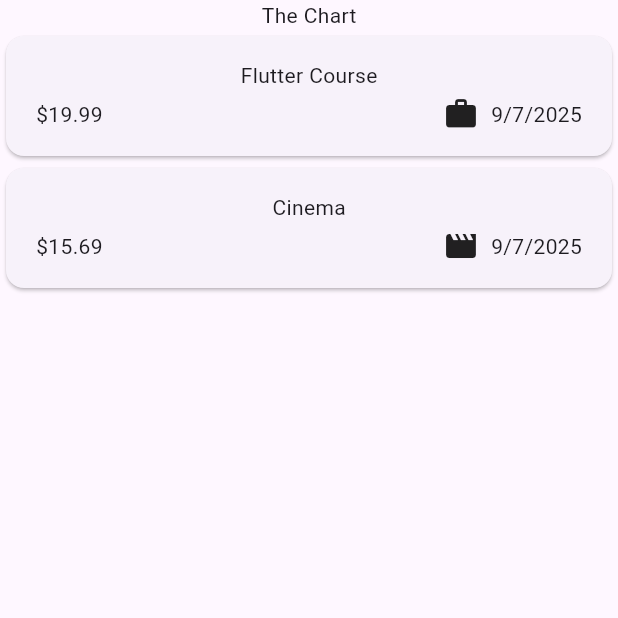
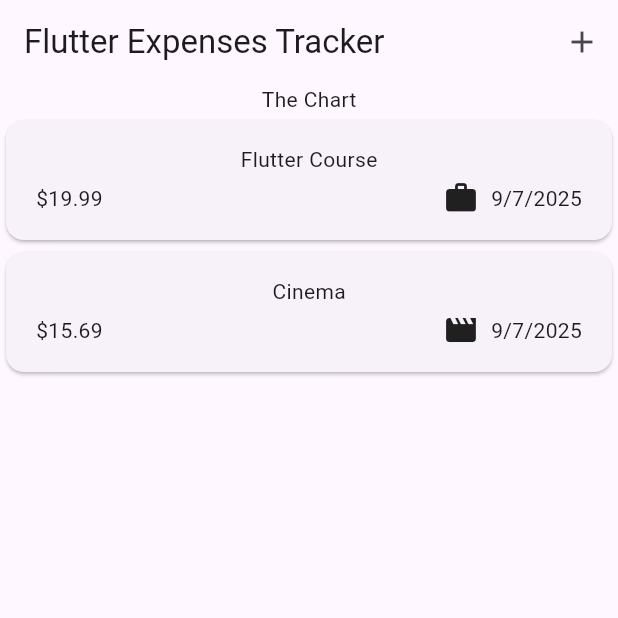
Before and after one commit to kronquistea/flutter-expense-tracker-app, a Flutter app: the screen it shows after launch, on a phone screen of 412 x 824 dp, the top half of it. Run offline on Flutter 3.47's test engine with Material 3 defaults, Android fonts, the phone set to English and light mode, and no system bars.

Commit message:
End Lecture 107

```diff
--- a/lib/widgets/expenses.dart
+++ b/lib/widgets/expenses.dart
@@ -30,6 +30,15 @@ class _ExpensesState extends State<Expenses> {
   @override
   Widget build(context) {
     return Scaffold(
+      appBar: AppBar(
+        title: const Text('Flutter Expenses Tracker'),
+        actions: [
+          IconButton(
+            onPressed: () {},
+            icon: Icon(Icons.add),
+          ),
+        ],
+      ),
       body: Column(
         children: [
           const Text('The Chart'),
```
